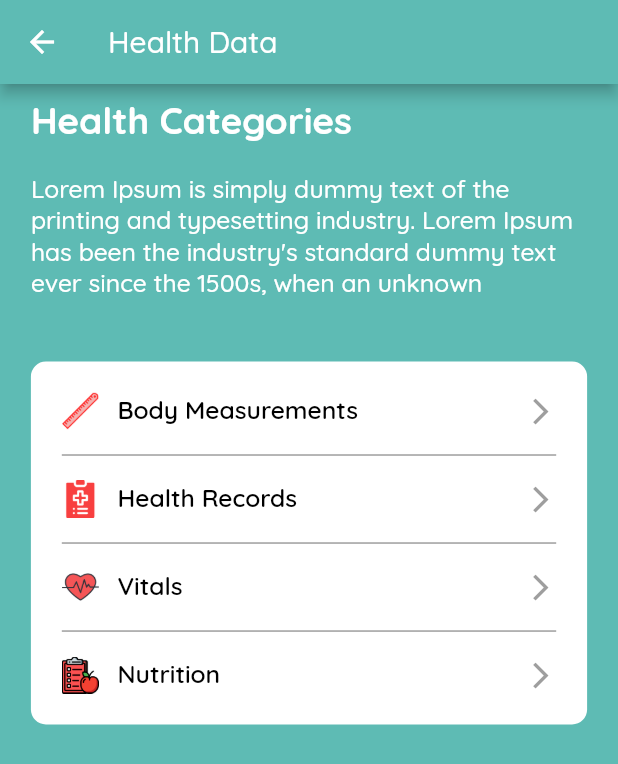
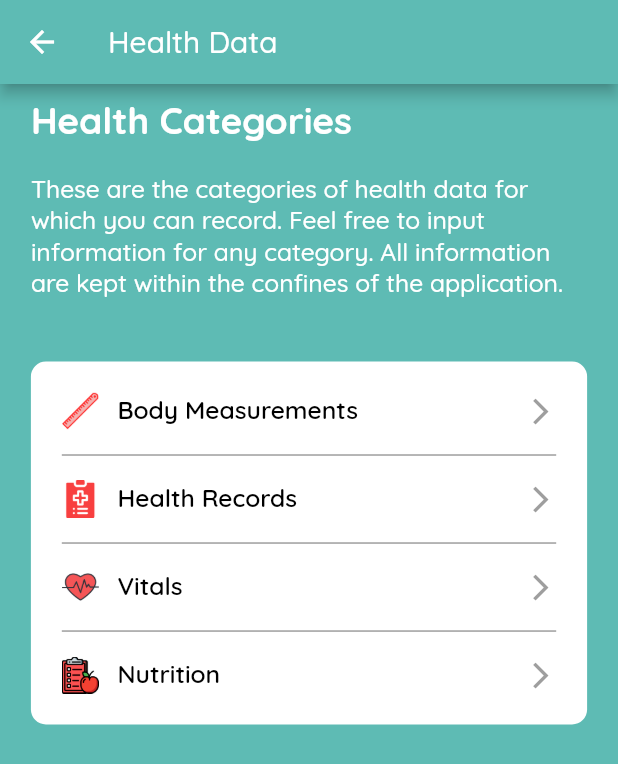
Before and after one commit to danielonettey/healthTap, a Flutter app: the CategoryPage screen opened directly, on a phone screen of 412 x 824 dp. Shown: the top 764 px of the screen. Run offline on Flutter 3.47's test engine with Material 2 defaults, Android fonts, the phone set to English and light mode, and no system bars; missing offline and left inert: nfc_in_flutter.

Commit message:
updated category details

```diff
--- a/lib/categorypage.dart
+++ b/lib/categorypage.dart
@@ -8,7 +8,8 @@ final _subcategories = {
     'Height' : '6" 0"',
     'Weight': null,
     'Age': null,
-    'Body Mass': null},
+    'Body Mass': null,
+    },
   'Health Records': {
     'Allergies' : null,
     'Medications': null,
@@ -25,7 +26,7 @@ final _subcategories = {
     'Cholesterol' : null,
     'Dietary Energy': null,
     'Biotin': null,
-    'Cafeine': null,
+    'Caffeine': null,
   },
 
 
@@ -83,9 +84,9 @@ class _CategoryPageState extends State<CategoryPage> {
                 alignment: Alignment.bottomLeft,
                 padding: EdgeInsets.only(bottom: height * 0.05),
                 child: Text(
-                  'Lorem Ipsum is simply dummy text of the printing and '
-                      'typesetting industry. Lorem Ipsum has been the industry\'s '
-                      'standard dummy text ever since the 1500s, when an unknown  ',
+                  'These are the categories of health data for which you can record. '
+                      'Feel free to input information for any category. '
+                      'All information are kept within the confines of the application.  ',
                   style: TextStyle(
                       color: Colors.white,
                       fontSize: width * 0.04,
```
Also changed, not shown: lib/categorydetails.dart (+70 -0 lines).
